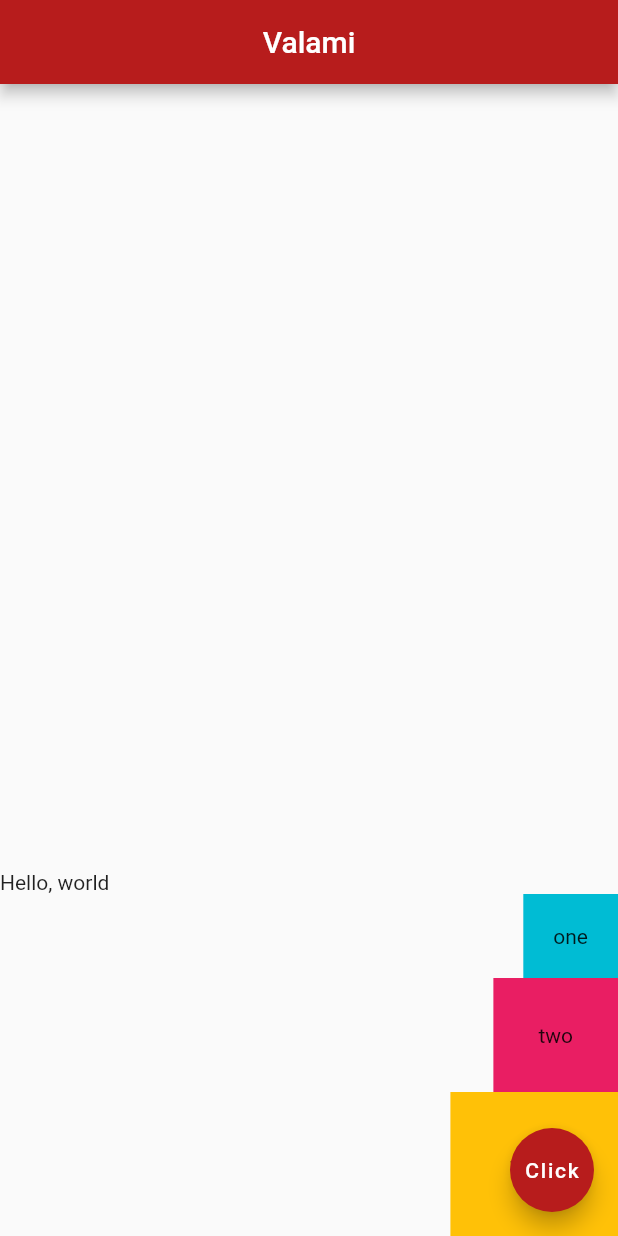
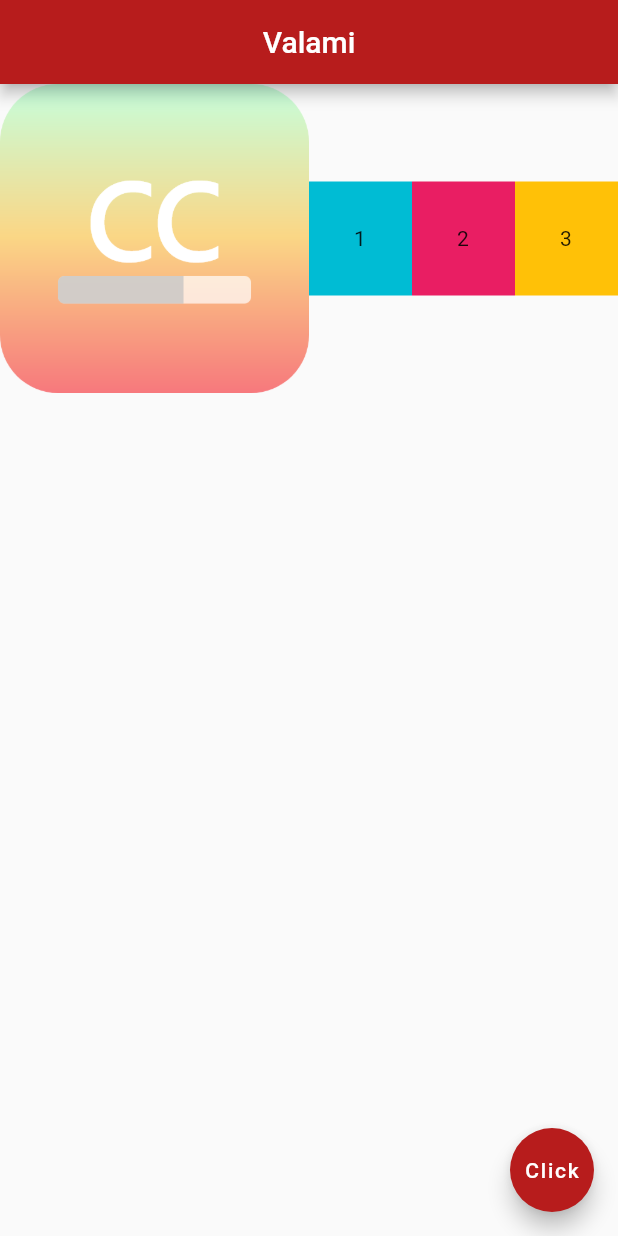
Before and after one commit to leventenyiro/Flutter_Basics, a Flutter app: the screen it shows after launch, on a phone screen of 412 x 824 dp. Run offline on Flutter 3.47's test engine with Material 2 defaults, Android fonts, the phone set to English and light mode, and no system bars.

Commit message:
expanded

```diff
--- a/lib/main.dart
+++ b/lib/main.dart
@@ -14,32 +14,38 @@ class Home extends StatelessWidget {
         centerTitle: true,
         backgroundColor: Colors.red[900],
       ),
-      body: Column(
-        mainAxisAlignment: MainAxisAlignment.end,
-        crossAxisAlignment: CrossAxisAlignment.end,
+      body: Row(
         children: <Widget>[
-          Row(
-            children: <Widget>[
-              Text("Hello"),
-              Text(", world"),
-            ],
+          Expanded(
+            flex: 3,
+            child: Image.asset("assets/cch.png"),
           ),
-          Container(
-            padding: EdgeInsets.all(20.0),
-            color: Colors.cyan,
-            child: Text("one"),
+          Expanded(
+            flex: 1,
+            child: Container(
+              padding: EdgeInsets.all(30),
+              color: Colors.cyan,
+              child: Text("1"),
+            ),
           ),
-          Container(
-            padding: EdgeInsets.all(30.0),
-            color: Colors.pink,
-            child: Text("two"),
+          Expanded(
+            flex: 1,
+            child: Container(
+              padding: EdgeInsets.all(30),
+              color: Colors.pink,
+              child: Text("2"),
+            ),
           ),
-          Container(
-            padding: EdgeInsets.all(40.0),
-            color: Colors.amber,
-            child: Text("three"),
+          Expanded(
+            flex: 1,
+            child: Container(
+              padding: EdgeInsets.all(30),
+              color: Colors.amber,
+              child: Text("3"),
+            ),
           ),
-        ],
+        ]
+
       ),
       floatingActionButton: FloatingActionButton(
         onPressed: () {},
```
